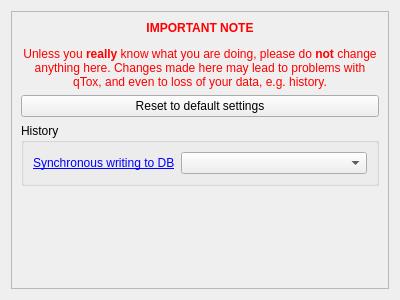
Old version of the form src/widget/form/settings/advancedsettings.ui in the repository qTox/qTox.
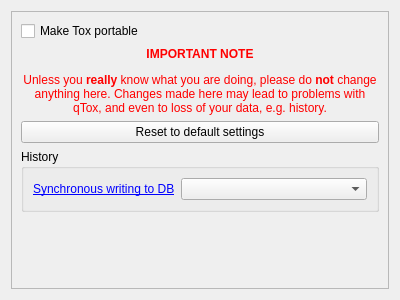
New version of the form.

Commit message: Move "Make Tox portable" to advanced settings tab

What changed in the file:
```diff
--- a/src/widget/form/settings/advancedsettings.ui
+++ b/src/widget/form/settings/advancedsettings.ui
@@ -29,6 +29,16 @@
        </rect>
       </property>
       <layout class="QVBoxLayout" name="verticalLayout_2">
+       <item>
+        <widget class="QCheckBox" name="cbMakeToxPortable">
+         <property name="toolTip">
+          <string extracomment="describes makeToxPortable checkbox">Save settings to the working directory instead of the usual conf dir</string>
+         </property>
+         <property name="text">
+          <string>Make Tox portable</string>
+         </property>
+        </widget>
+       </item>
        <item>
         <widget class="QLabel" name="warningLabel">
          <property name="text">
```
The commit also changes 5 other files.
